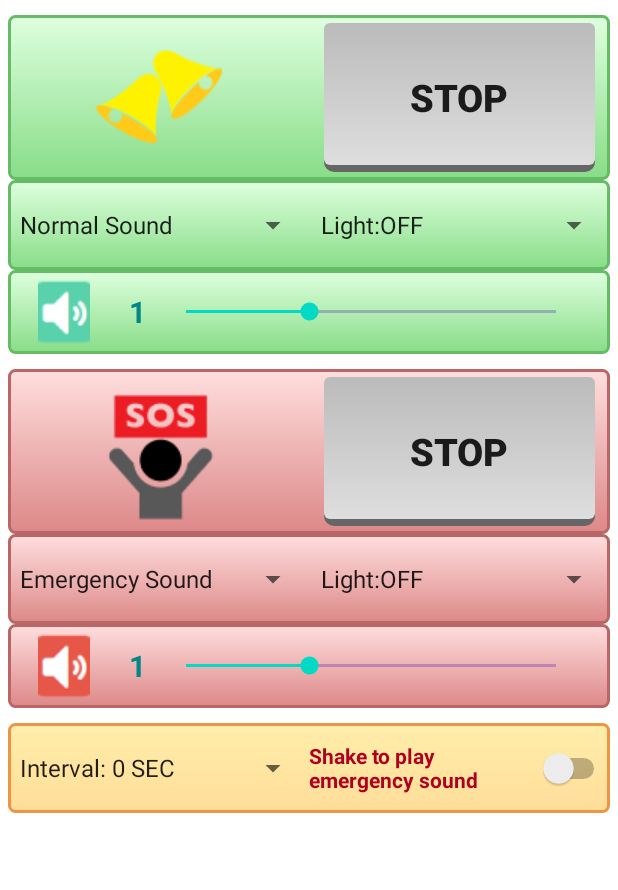
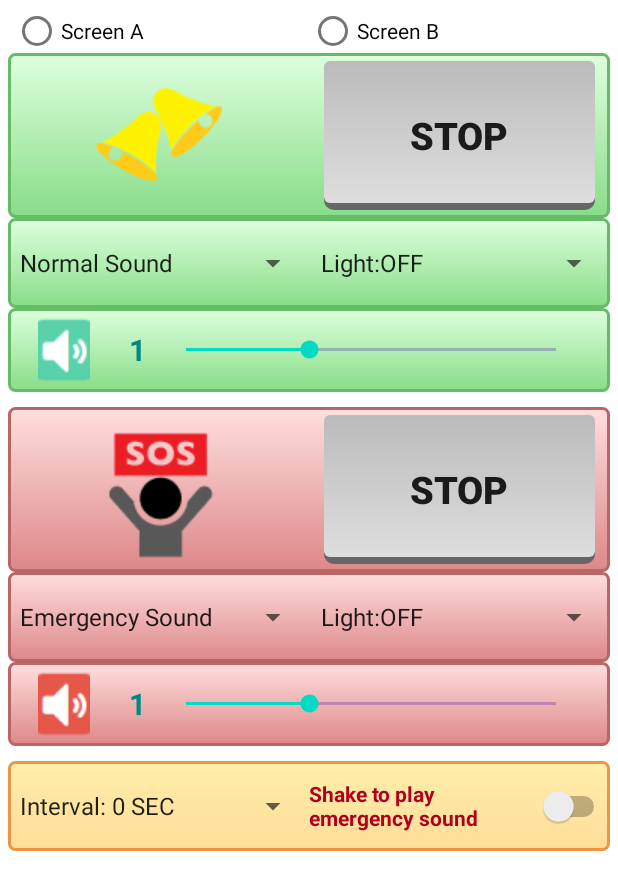
Before and after one commit to tfs-apps-one/BeastBusterPro, an Android app: the layout activity_main.xml on its own in the app's theme, with its tools: preview values and no code run, on a phone screen of 412 x 824 dp. Shown: the top 890 px of the screen. Run offline under Robolectric (Android 15) with nearby library versions, the phone set to English and light mode, and no system bars.

Commit message:
画面タイプ切り替え処理のFIX

```diff
--- a/app/src/main/res/drawable/btn_grad4.xml
+++ b/app/src/main/res/drawable/btn_grad4.xml
@@ -3,12 +3,12 @@
     android:shape="rectangle">
     <corners android:radius="4dp"/>
     <stroke
-        android:color="#ffcccccc"
+        android:color="#ffbcbcbc"
         android:width="2dp"/>
     <gradient
         android:startColor="#ffffffff"
         android:endColor="#ffefefef"
-        android:angle="90" />
+        android:angle="270" />
 
 <!--    <gradient
         android:angle="270"
--- a/app/src/main/res/layout/activity_main.xml
+++ b/app/src/main/res/layout/activity_main.xml
@@ -12,19 +12,60 @@
     ******************************************************************
 -->
     <LinearLayout
+        android:id="@+id/linearLayout00"
+        android:layout_width="match_parent"
+        android:layout_height="30dp"
+        android:layout_marginStart="5dp"
+        android:layout_marginEnd="5dp"
+        android:layout_marginTop="5dp"
+        android:layout_alignParentStart="true"
+        android:backgroundTint="@null"
+        app:layout_constraintEnd_toEndOf="parent"
+        app:layout_constraintStart_toStartOf="parent"
+        app:layout_constraintTop_toTopOf="parent">
+
+        <RadioGroup
+            android:id="@+id/RadioGroup"
+            android:layout_width="match_parent"
+            android:layout_height="match_parent"
+            android:layout_marginEnd="3dp"
+            android:layout_marginStart="3dp"
+            android:orientation="horizontal">
+
+            <RadioButton
+                android:id="@+id/rbtn_screen_1"
+                android:layout_width="0dp"
+                android:layout_weight="1"
+                android:layout_height="wrap_content"
+                android:onClick="onRbtn_Screen_1"
+                android:text="@string/screen_1"
+                tools:ignore="TouchTargetSizeCheck" />
+
+            <RadioButton
+                android:id="@+id/rbtn_screen_2"
+                android:layout_width="0dp"
+                android:layout_weight="1"
+                android:layout_height="wrap_content"
+                android:onClick="onRbtn_Screen_2"
+                android:text="@string/screen_2"
+                tools:ignore="TouchTargetSizeCheck" />
+        </RadioGroup>
+
+
+    </LinearLayout>
+
+    <LinearLayout
         android:id="@+id/linearLayout11"
         android:layout_width="match_parent"
         android:layout_height="110dp"
+        android:layout_alignParentStart="true"
+        android:layout_below="@+id/linearLayout00"
         android:layout_marginStart="5dp"
         android:layout_marginEnd="5dp"
-        android:layout_marginTop="10dp"
-        android:layout_alignParentStart="true"
-        android:orientation="horizontal"
         android:backgroundTint="@null"
         android:background="@drawable/btn_grad1"
-        app:layout_constraintEnd_toEndOf="parent"
-        app:layout_constraintStart_toStartOf="parent"
-        app:layout_constraintTop_toTopOf="parent">
+        android:orientation="horizontal"
+        app:layout_constraintTop_toBottomOf="@+id/linearLayout00">
 
         <ImageButton
             android:id="@+id/btn_img_normal"
--- a/app/src/main/res/values/strings.xml
+++ b/app/src/main/res/values/strings.xml
@@ -1,5 +1,7 @@
 <resources>
     <string name="app_name">BearBell Pro</string>
+    <string name="screen_1">Screen A</string>
+    <string name="screen_2">Screen B</string>
 
     <string-array name="list_sound1">
         <item>Normal Sound</item>
```
Also changed, not shown: app/src/main/java/tfsapps/beastbusterpro/MainActivity.java (+38 -7 lines), 1 other file.
